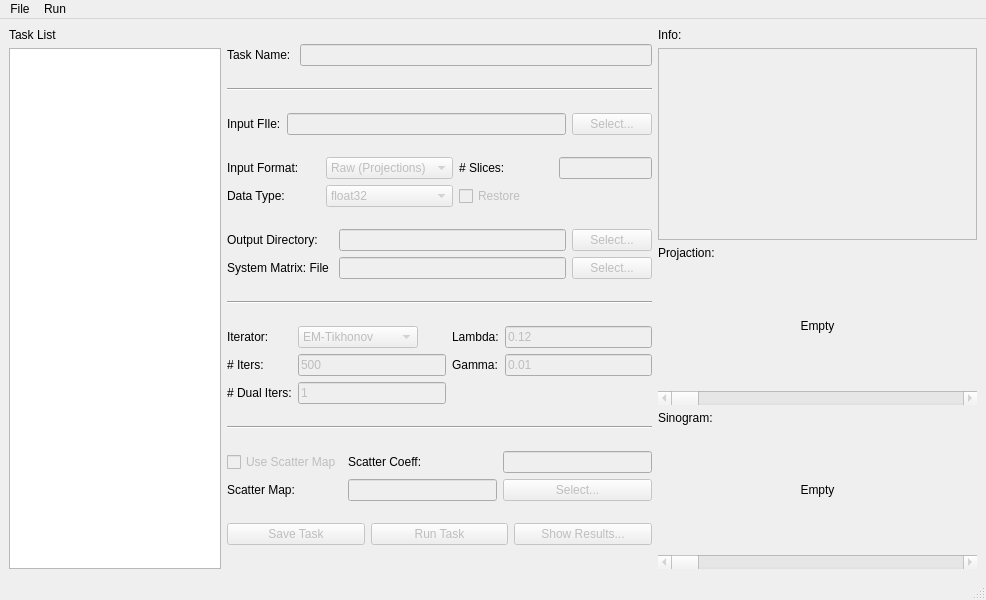
Before: the Qt Designer form mainwindow.ui in phreer/spect-recon-ui-new, drawn with Qt 5.
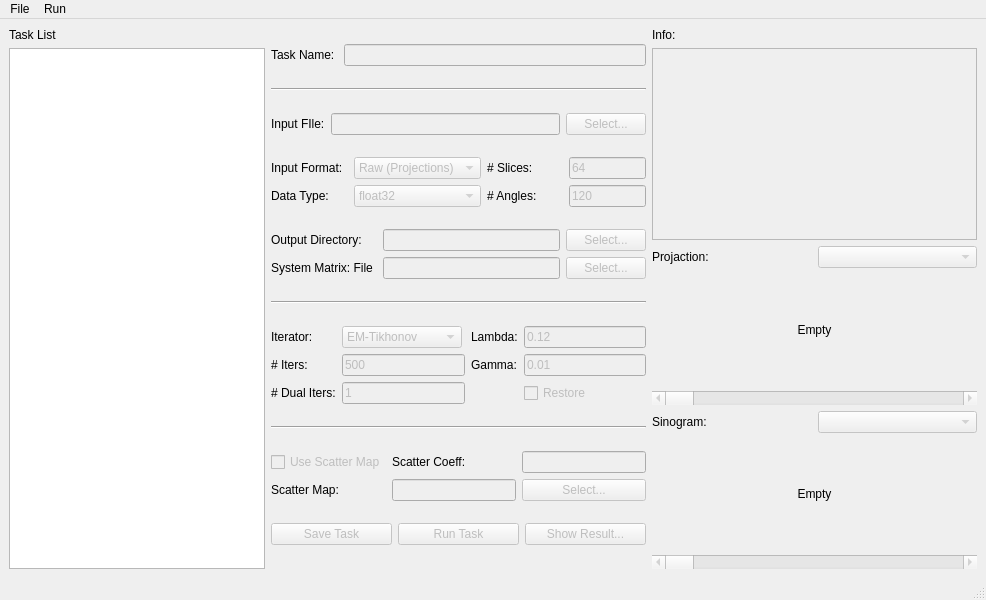
After: the same form once the commit is applied.

Commit message: Working version with preview and result display.

```diff
--- a/mainwindow.ui
+++ b/mainwindow.ui
@@ -14,7 +14,7 @@
    <string>MainWindow</string>
   </property>
   <widget class="QWidget" name="centralwidget">
-   <layout class="QHBoxLayout" name="horizontalLayout_5" stretch="20,40,30">
+   <layout class="QHBoxLayout" name="horizontalLayout_5" stretch="0,0,30">
     <item>
      <layout class="QVBoxLayout" name="verticalLayoutTaskList" stretch="0,20">
       <item>
@@ -109,6 +109,9 @@
           <property name="enabled">
            <bool>false</bool>
           </property>
+          <property name="text">
+           <string>64</string>
+          </property>
          </widget>
         </item>
         <item row="0" column="1">
@@ -158,12 +161,19 @@
          </widget>
         </item>
         <item row="1" column="2">
-         <widget class="QCheckBox" name="checkBoxRestore">
+         <widget class="QLabel" name="label_3">
+          <property name="text">
+           <string># Angles:</string>
+          </property>
+         </widget>
+        </item>
+        <item row="1" column="3">
+         <widget class="QLineEdit" name="lineEditNumAngles">
           <property name="enabled">
            <bool>false</bool>
           </property>
           <property name="text">
-           <string>Restore</string>
+           <string>120</string>
           </property>
          </widget>
         </item>
@@ -321,6 +331,12 @@
           <property name="text">
            <string>0.12</string>
           </property>
+          <property name="maxLength">
+           <number>10</number>
+          </property>
+          <property name="placeholderText">
+           <string notr="true"/>
+          </property>
          </widget>
         </item>
         <item row="0" column="2">
@@ -362,6 +378,22 @@
           <property name="text">
            <string>0.01</string>
           </property>
+          <property name="maxLength">
+           <number>10</number>
+          </property>
+          <property name="placeholderText">
+           <string notr="true"/>
+          </property>
+         </widget>
+        </item>
+        <item row="2" column="3">
+         <widget class="QCheckBox" name="checkBoxRestore">
+          <property name="enabled">
+           <bool>false</bool>
+          </property>
+          <property name="text">
+           <string>Restore</string>
+          </property>
          </widget>
         </item>
        </layout>
@@ -453,7 +485,7 @@
            <bool>false</bool>
           </property>
           <property name="text">
-           <string>Show Results...</string>
+           <string>Show Result...</string>
           </property>
          </widget>
         </item>
@@ -490,6 +522,8 @@
        </widget>
       </item>
       <item>
+       <layout class="QHBoxLayout" name="horizontalLayout">
+        <item>
        <widget class="QLabel" name="labelProjection">
         <property name="sizePolicy">
          <sizepolicy hsizetype="Preferred" vsizetype="Minimum">
@@ -503,6 +537,15 @@
        </widget>
       </item>
       <item>
+         <widget class="QComboBox" name="comboBoxProjectionIndex">
+          <property name="enabled">
+           <bool>false</bool>
+          </property>
+         </widget>
+        </item>
+       </layout>
+      </item>
+      <item>
        <widget class="QLabel" name="labelProjectionImage">
         <property name="sizePolicy">
          <sizepolicy hsizetype="Preferred" vsizetype="Expanding">
@@ -529,6 +572,8 @@
        </widget>
       </item>
       <item>
+       <layout class="QHBoxLayout" name="horizontalLayout_2">
+        <item>
        <widget class="QLabel" name="labelSinogram">
         <property name="sizePolicy">
          <sizepolicy hsizetype="Preferred" vsizetype="Minimum">
@@ -540,6 +585,15 @@
          <string>Sinogram:</string>
         </property>
        </widget>
+        </item>
+        <item>
+         <widget class="QComboBox" name="comboBoxSinogramIndex">
+          <property name="enabled">
+           <bool>false</bool>
+          </property>
+         </widget>
+        </item>
+       </layout>
       </item>
       <item>
        <widget class="QLabel" name="labelSinogramImage">
```
Left out of the diff: 8 changed lines with no effect on the pictures. Lines whose indentation alone changed are shown as unchanged. The commit also changes 21 other files.
